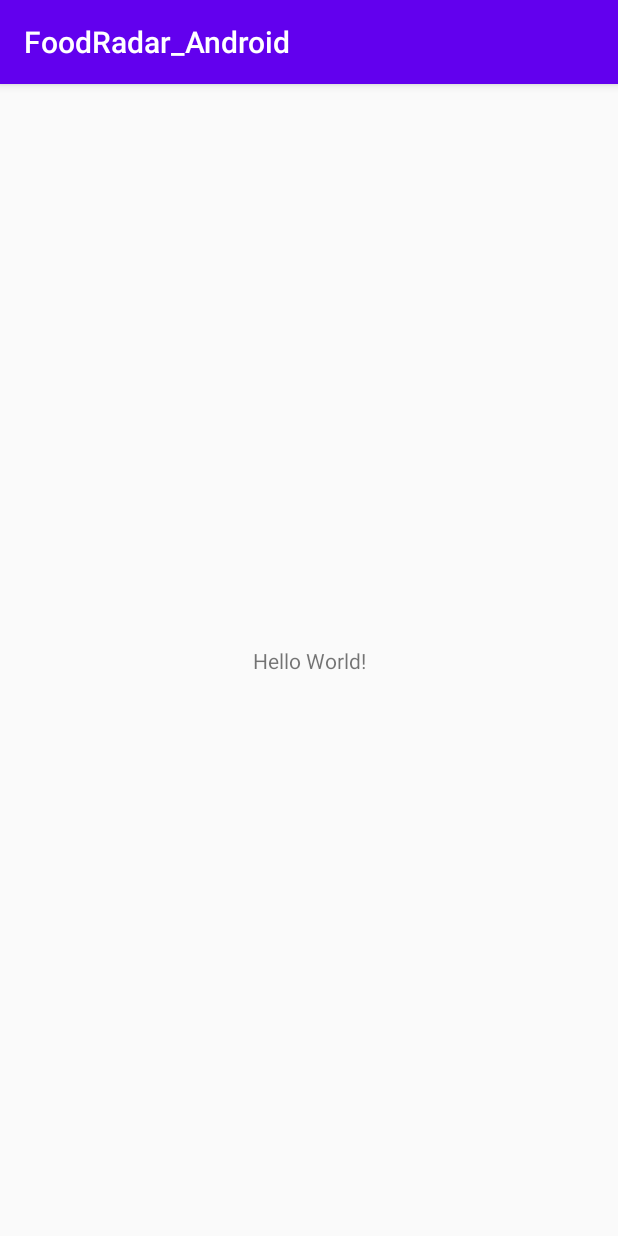
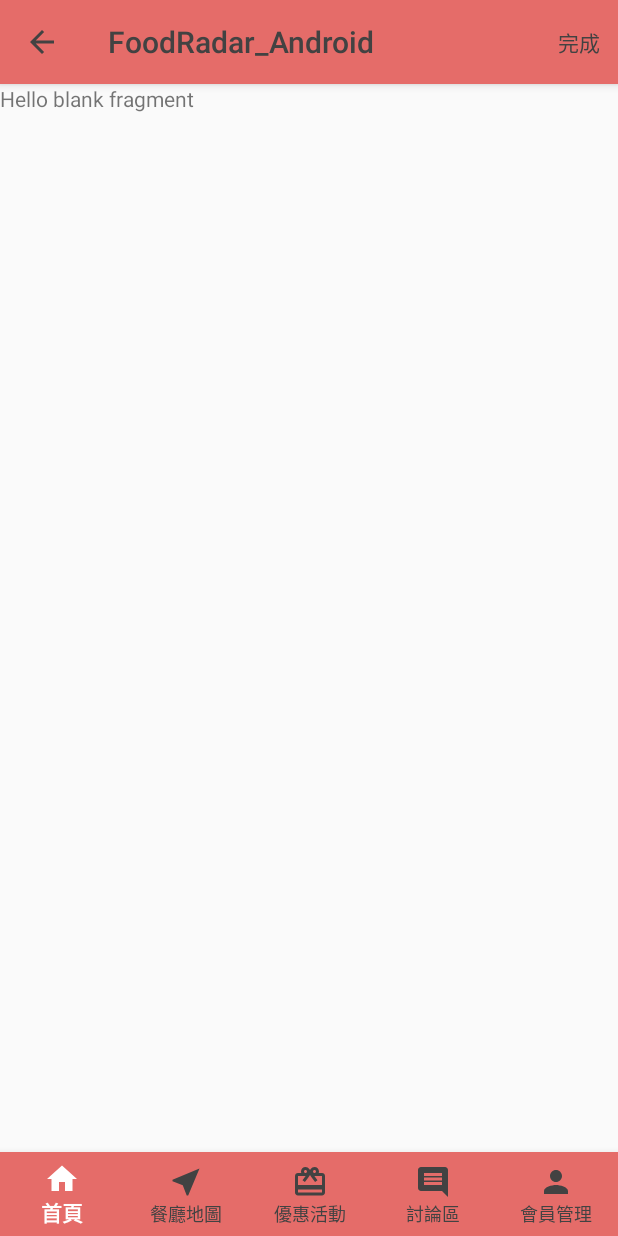
Before and after one commit to mark20435/FoodRadar, an Android app: the screen it shows after launch (MainActivity), on a phone screen of 412 x 824 dp. Run offline under Robolectric (Android 15) with nearby library versions, the phone set to English and light mode, and no system bars.

Commit message:
1.公版頁初版(底部BottonBar及頂部AppBar)

```diff
--- a/FoodRadar_Android/app/build.gradle
+++ b/FoodRadar_Android/app/build.gradle
@@ -25,6 +25,9 @@ dependencies {
     implementation fileTree(dir: "libs", include: ["*.jar"])
     implementation 'androidx.appcompat:appcompat:1.2.0'
     implementation 'androidx.constraintlayout:constraintlayout:2.0.0'
+    implementation 'androidx.navigation:navigation-fragment:2.3.0'
+    implementation 'androidx.navigation:navigation-ui:2.3.0'
+    implementation 'androidx.legacy:legacy-support-v4:1.0.0'
     testImplementation 'junit:junit:4.12'
     androidTestImplementation 'androidx.test.ext:junit:1.1.1'
     androidTestImplementation 'androidx.test.espresso:espresso-core:3.2.0'
--- a/FoodRadar_Android/app/src/main/AndroidManifest.xml
+++ b/FoodRadar_Android/app/src/main/AndroidManifest.xml
@@ -12,7 +12,6 @@
         <activity android:name=".MainActivity">
             <intent-filter>
                 <action android:name="android.intent.action.MAIN" />
-
                 <category android:name="android.intent.category.LAUNCHER" />
             </intent-filter>
         </activity>
--- a/FoodRadar_Android/app/src/main/java/com/example/foodradar_android/MainActivity.java
+++ b/FoodRadar_Android/app/src/main/java/com/example/foodradar_android/MainActivity.java
@@ -1,8 +1,12 @@
 package com.example.foodradar_android;
 
+import androidx.annotation.NonNull;
 import androidx.appcompat.app.AppCompatActivity;
 
 import android.os.Bundle;
+import android.view.Menu;
+import android.view.MenuInflater;
+import android.view.MenuItem;
 
 public class MainActivity extends AppCompatActivity {
 
@@ -11,4 +15,18 @@ public class MainActivity extends AppCompatActivity {
         super.onCreate(savedInstanceState);
         setContentView(R.layout.activity_main);
     }
+
+
+    @Override
+    public boolean onCreateOptionsMenu(Menu menu) {
+        MenuInflater inflater = getMenuInflater(); //inflater載入器
+        inflater.inflate(R.menu.appbar_menu, menu);
+        return super.onCreateOptionsMenu(menu);
+    }
+
+    @Override
+    public boolean onContextItemSelected(@NonNull MenuItem item) {
+
+        return super.onContextItemSelected(item);
+    }
 }
--- /dev/null
+++ b/FoodRadar_Android/app/src/main/java/com/example/foodradar_android/MainFragment.java
@@ -0,0 +1,32 @@
+package com.example.foodradar_android;
+
+import android.os.Bundle;
+
+import androidx.annotation.NonNull;
+import androidx.fragment.app.Fragment;
+
+import android.view.LayoutInflater;
+import android.view.Menu;
+import android.view.MenuInflater;
+import android.view.MenuItem;
+import android.view.View;
+import android.view.ViewGroup;
+
+
+public class MainFragment extends Fragment {
+
+
+    @Override
+    public void onCreate(Bundle savedInstanceState) {
+        super.onCreate(savedInstanceState);
+
+    }
+
+    @Override
+    public View onCreateView(LayoutInflater inflater, ViewGroup container,
+                             Bundle savedInstanceState) {
+        // Inflate the layout for this fragment
+        return inflater.inflate(R.layout.fragment_main, container, false);
+    }
+
+}
--- /dev/null
+++ b/FoodRadar_Android/app/src/main/res/color/item_select.xml
@@ -0,0 +1,5 @@
+<?xml version="1.0" encoding="utf-8"?>
+<selector xmlns:android="http://schemas.android.com/apk/res/android">
+    <item android:color="@color/colorText" android:state_checked="true" />
+    <item android:color="@color/colorTextDark" android:state_checked="false" />
+</selector>
--- /dev/null
+++ b/FoodRadar_Android/app/src/main/res/drawable/ic_baseline_arrow_back_24.xml
@@ -0,0 +1,6 @@
+<vector android:height="24dp" android:tint="#424242"
+    android:viewportHeight="24" android:viewportWidth="24"
+    android:width="24dp" xmlns:android="http://schemas.android.com/apk/res/android">
+    <path android:fillColor="@android:color/white"
+        android:pathData="M20,11H7.83l5.59,-5.59L12,4l-8,8 8,8 1.41,-1.41L7.83,13H20v-2z"/>
+</vector>
--- /dev/null
+++ b/FoodRadar_Android/app/src/main/res/drawable/ic_baseline_card_giftcard_24.xml
@@ -0,0 +1,5 @@
+<vector android:height="30dp" android:tint="#424242"
+    android:viewportHeight="24" android:viewportWidth="24"
+    android:width="30dp" xmlns:android="http://schemas.android.com/apk/res/android">
+    <path android:fillColor="@android:color/white" android:pathData="M20,6h-2.18c0.11,-0.31 0.18,-0.65 0.18,-1 0,-1.66 -1.34,-3 -3,-3 -1.05,0 -1.96,0.54 -2.5,1.35l-0.5,0.67 -0.5,-0.68C10.96,2.54 10.05,2 9,2 7.34,2 6,3.34 6,5c0,0.35 0.07,0.69 0.18,1L4,6c-1.11,0 -1.99,0.89 -1.99,2L2,19c0,1.11 0.89,2 2,2h16c1.11,0 2,-0.89 2,-2L22,8c0,-1.11 -0.89,-2 -2,-2zM15,4c0.55,0 1,0.45 1,1s-0.45,1 -1,1 -1,-0.45 -1,-1 0.45,-1 1,-1zM9,4c0.55,0 1,0.45 1,1s-0.45,1 -1,1 -1,-0.45 -1,-1 0.45,-1 1,-1zM20,19L4,19v-2h16v2zM20,14L4,14L4,8h5.08L7,10.83 8.62,12 11,8.76l1,-1.36 1,1.36L15.38,12 17,10.83 14.92,8L20,8v6z"/>
+</vector>
--- /dev/null
+++ b/FoodRadar_Android/app/src/main/res/drawable/ic_baseline_comment_24.xml
@@ -0,0 +1,5 @@
+<vector android:height="24dp" android:tint="#424242"
+    android:viewportHeight="24" android:viewportWidth="24"
+    android:width="24dp" xmlns:android="http://schemas.android.com/apk/res/android">
+    <path android:fillColor="@android:color/white" android:pathData="M21.99,4c0,-1.1 -0.89,-2 -1.99,-2L4,2c-1.1,0 -2,0.9 -2,2v12c0,1.1 0.9,2 2,2h14l4,4 -0.01,-18zM18,14L6,14v-2h12v2zM18,11L6,11L6,9h12v2zM18,8L6,8L6,6h12v2z"/>
+</vector>
--- /dev/null
+++ b/FoodRadar_Android/app/src/main/res/drawable/ic_baseline_home_24.xml
@@ -0,0 +1,5 @@
+<vector android:height="24dp" android:tint="#424242"
+    android:viewportHeight="24" android:viewportWidth="24"
+    android:width="24dp" xmlns:android="http://schemas.android.com/apk/res/android">
+    <path android:fillColor="@android:color/white" android:pathData="M10,20v-6h4v6h5v-8h3L12,3 2,12h3v8z"/>
+</vector>
--- /dev/null
+++ b/FoodRadar_Android/app/src/main/res/drawable/ic_baseline_map_24.xml
@@ -0,0 +1,5 @@
+<vector android:height="24dp" android:tint="#424242"
+    android:viewportHeight="24" android:viewportWidth="24"
+    android:width="24dp" xmlns:android="http://schemas.android.com/apk/res/android">
+    <path android:fillColor="@android:color/white" android:pathData="M21,3L3,10.53v0.98l6.84,2.65L12.48,21h0.98L21,3z"/>
+</vector>
--- /dev/null
+++ b/FoodRadar_Android/app/src/main/res/drawable/ic_baseline_user_24.xml
@@ -0,0 +1,5 @@
+<vector android:height="24dp" android:tint="#424242"
+    android:viewportHeight="24" android:viewportWidth="24"
+    android:width="24dp" xmlns:android="http://schemas.android.com/apk/res/android">
+    <path android:fillColor="@android:color/white" android:pathData="M12,12c2.21,0 4,-1.79 4,-4s-1.79,-4 -4,-4 -4,1.79 -4,4 1.79,4 4,4zM12,14c-2.67,0 -8,1.34 -8,4v2h16v-2c0,-2.66 -5.33,-4 -8,-4z"/>
+</vector>
--- a/FoodRadar_Android/app/src/main/res/layout/activity_main.xml
+++ b/FoodRadar_Android/app/src/main/res/layout/activity_main.xml
@@ -6,13 +6,47 @@
     android:layout_height="match_parent"
     tools:context=".MainActivity">
 
-    <TextView
-        android:layout_width="wrap_content"
-        android:layout_height="wrap_content"
-        android:text="Hello World!"
+
+    <fragment
+        android:id="@+id/fragment"
+        android:name="androidx.navigation.fragment.NavHostFragment"
+        android:layout_width="match_parent"
+        android:layout_height="match_parent"
+        android:layout_marginBottom="56dp"
+        app:defaultNavHost="true"
         app:layout_constraintBottom_toBottomOf="parent"
-        app:layout_constraintLeft_toLeftOf="parent"
-        app:layout_constraintRight_toRightOf="parent"
-        app:layout_constraintTop_toTopOf="parent" />
+        app:layout_constraintTop_toTopOf="parent"
+        app:navGraph="@navigation/main_navigation" />
+
+<!--    <com.google.android.material.appbar.AppBarLayout-->
+<!--        android:layout_width="match_parent"-->
+<!--        android:layout_height="wrap_content"-->
+<!--        app:layout_constraintEnd_toEndOf="parent"-->
+<!--        app:layout_constraintStart_toStartOf="parent"-->
+<!--        app:layout_constraintTop_toTopOf="parent">-->
+
+<!--            <androidx.appcompat.widget.Toolbar-->
+<!--                android:layout_width="match_parent"-->
+<!--                android:layout_height="?actionBarSize"-->
+<!--                android:background="@color/mainPink"-->
+<!--                android:minHeight="?android:attr/actionBarSize"-->
+<!--                android:theme="?attr/actionBarTheme"-->
+<!--                app:layout_constraintTop_toTopOf="parent"/>-->
+
+<!--    </com.google.android.material.appbar.AppBarLayout>-->
+
+
+    <com.google.android.material.bottomnavigation.BottomNavigationView
+        android:id="@+id/BottomNavigation"
+        android:layout_width="match_parent"
+        android:layout_height="56dp"
+        android:background="@color/mainPink"
+        app:itemIconTint="@color/item_select"
+        app:itemTextColor="@color/item_select"
+        app:labelVisibilityMode="labeled"
+        app:layout_constraintBottom_toBottomOf="parent"
+        app:layout_constraintEnd_toEndOf="parent"
+        app:layout_constraintStart_toStartOf="parent"
+        app:menu="@menu/menu" />
 
 </androidx.constraintlayout.widget.ConstraintLayout>
--- /dev/null
+++ b/FoodRadar_Android/app/src/main/res/layout/fragment_main.xml
@@ -0,0 +1,14 @@
+<?xml version="1.0" encoding="utf-8"?>
+<FrameLayout xmlns:android="http://schemas.android.com/apk/res/android"
+    xmlns:tools="http://schemas.android.com/tools"
+    android:layout_width="match_parent"
+    android:layout_height="match_parent"
+    tools:context=".MainFragment">
+
+    <!-- TODO: Update blank fragment layout -->
+    <TextView
+        android:layout_width="match_parent"
+        android:layout_height="match_parent"
+        android:text="@string/hello_blank_fragment" />
+
+</FrameLayout>
--- /dev/null
+++ b/FoodRadar_Android/app/src/main/res/menu/appbar_menu.xml
@@ -0,0 +1,8 @@
+<?xml version="1.0" encoding="utf-8"?>
+<menu xmlns:app="http://schemas.android.com/apk/res-auto"
+    xmlns:android="http://schemas.android.com/apk/res/android">
+    <item
+        android:id="@+id/Finish"
+        android:title="@string/appbar"
+        app:showAsAction="always" />
+</menu>
--- /dev/null
+++ b/FoodRadar_Android/app/src/main/res/menu/menu.xml
@@ -0,0 +1,24 @@
+<?xml version="1.0" encoding="utf-8"?>
+<menu xmlns:android="http://schemas.android.com/apk/res/android">
+
+    <item
+        android:id="@+id/Home"
+        android:icon="@drawable/ic_baseline_home_24"
+        android:title="@string/home" />
+    <item
+        android:id="@+id/Map"
+        android:icon="@drawable/ic_baseline_map_24"
+        android:title="@string/map" />
+    <item
+        android:id="@+id/CouPon"
+        android:icon="@drawable/ic_baseline_card_giftcard_24"
+        android:title="@string/coupon" />
+    <item
+        android:id="@+id/Comment"
+        android:icon="@drawable/ic_baseline_comment_24"
+        android:title="@string/comment" />
+    <item
+        android:id="@+id/User"
+        android:icon="@drawable/ic_baseline_user_24"
+        android:title="@string/user" />
+</menu>
--- /dev/null
+++ b/FoodRadar_Android/app/src/main/res/navigation/main_navigation.xml
@@ -0,0 +1,13 @@
+<?xml version="1.0" encoding="utf-8"?>
+<navigation xmlns:android="http://schemas.android.com/apk/res/android"
+    xmlns:app="http://schemas.android.com/apk/res-auto"
+    xmlns:tools="http://schemas.android.com/tools"
+    android:id="@+id/main_navigation"
+    app:startDestination="@id/mainFragment">
+
+    <fragment
+        android:id="@+id/mainFragment"
+        android:name="com.example.foodradar_android.MainFragment"
+        android:label="fragment_main"
+        tools:layout="@layout/fragment_main" />
+</navigation>
--- a/FoodRadar_Android/app/src/main/res/values/colors.xml
+++ b/FoodRadar_Android/app/src/main/res/values/colors.xml
@@ -3,4 +3,7 @@
     <color name="colorPrimary">#6200EE</color>
     <color name="colorPrimaryDark">#3700B3</color>
     <color name="colorAccent">#03DAC5</color>
+    <color name="mainPink">#E56C69</color>
+    <color name="colorText">#FFF</color>
+    <color name="colorTextDark">#424242</color>
 </resources>
--- a/FoodRadar_Android/app/src/main/res/values/strings.xml
+++ b/FoodRadar_Android/app/src/main/res/values/strings.xml
@@ -1,3 +1,11 @@
 <resources>
     <string name="app_name">FoodRadar_Android</string>
+    <!-- TODO: Remove or change this placeholder text -->
+    <string name="hello_blank_fragment">Hello blank fragment</string>
+    <string name="home">首頁</string>
+    <string name="map">餐廳地圖</string>
+    <string name="coupon">優惠活動</string>
+    <string name="comment">討論區</string>
+    <string name="user">會員管理</string>
+    <string name="appbar">完成</string>
 </resources>
--- a/FoodRadar_Android/app/src/main/res/values/styles.xml
+++ b/FoodRadar_Android/app/src/main/res/values/styles.xml
@@ -2,9 +2,16 @@
     <!-- Base application theme. -->
     <style name="AppTheme" parent="Theme.AppCompat.Light.DarkActionBar">
         <!-- Customize your theme here. -->
-        <item name="colorPrimary">@color/colorPrimary</item>
-        <item name="colorPrimaryDark">@color/colorPrimaryDark</item>
-        <item name="colorAccent">@color/colorAccent</item>
+        <item name="colorPrimary">@color/mainPink</item>
+        <item name="colorPrimaryDark">@color/colorTextDark</item>
+        <item name="colorAccent">@color/colorTextDark</item>
+
+        <!--返回鍵icon-->
+        <item name="navigationIcon">@drawable/ic_baseline_arrow_back_24</item>
+        <!--Title顏色-->
+        <item name="titleTextColor">@color/colorTextDark</item>
+        <!--Menu顏色-->
+        <item name="actionMenuTextColor">@color/colorTextDark</item>
     </style>
 
 </resources>
```
Also changed, not shown: FoodRadar_Android/app/src/main/res/drawable-mdpi/coupon.png (added).
